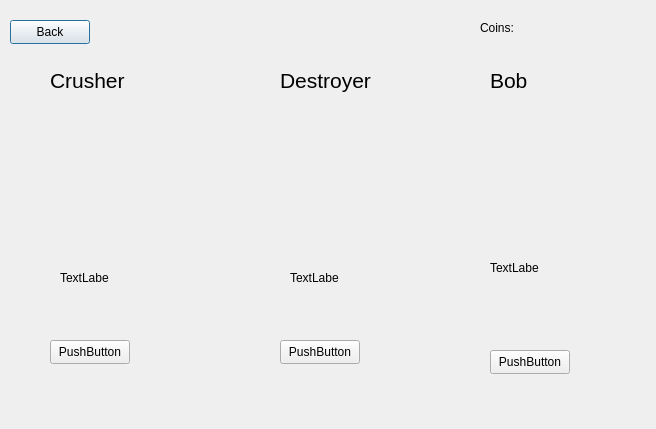
This is itemshopwindow.ui in bobelmasry/GeometryDashQT as Qt 5 draws it before an edit. The edited form follows.
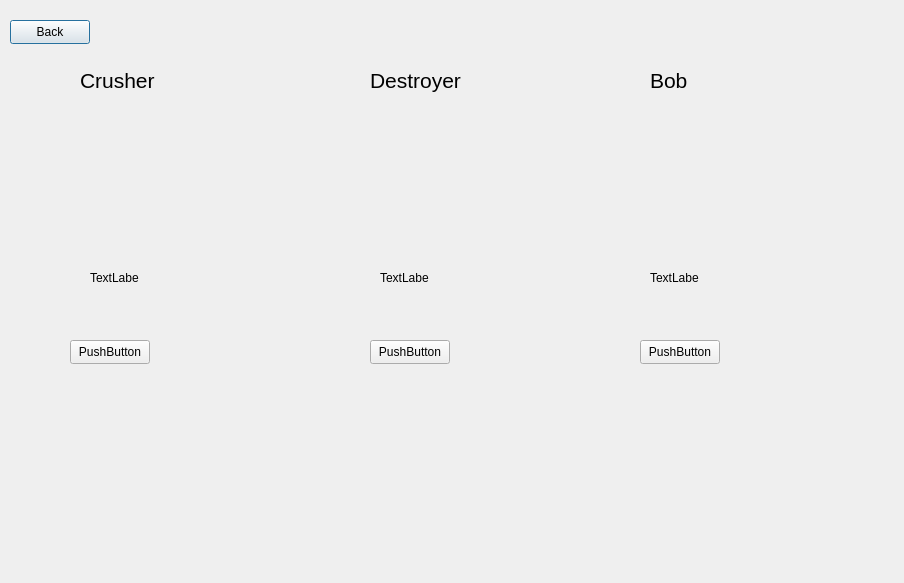
This is the edited form. Icons and pictures are not drawn.

Patch:
```diff
--- a/itemshopwindow.ui
+++ b/itemshopwindow.ui
@@ -6,8 +6,8 @@
    <rect>
     <x>0</x>
     <y>0</y>
-    <width>656</width>
-    <height>429</height>
+    <width>904</width>
+    <height>583</height>
    </rect>
   </property>
   <property name="windowTitle">
@@ -29,46 +29,53 @@
   <widget class="QLabel" name="skin1_image">
    <property name="geometry">
     <rect>
-     <x>48</x>
-     <y>145</y>
-     <width>101</width>
-     <height>81</height>
+     <x>60</x>
+     <y>120</y>
+     <width>131</width>
+     <height>111</height>
     </rect>
    </property>
    <property name="text">
-    <string>&lt;html&gt;&lt;head/&gt;&lt;body&gt;&lt;p&gt;&lt;img src=&quot;:/images/Cube001.png&quot;/&gt;&lt;/p&gt;&lt;/body&gt;&lt;/html&gt;</string>
+    <string>&lt;!DOCTYPE HTML PUBLIC &quot;-//W3C//DTD HTML 4.0//EN&quot; &quot;http://www.w3.org/TR/REC-html40/strict.dtd&quot;&gt;
+&lt;html&gt;&lt;head&gt;&lt;meta name=&quot;qrichtext&quot; content=&quot;1&quot; /&gt;&lt;meta charset=&quot;utf-8&quot; /&gt;&lt;style type=&quot;text/css&quot;&gt;
+p, li { white-space: pre-wrap; }
+hr { height: 1px; border-width: 0; }
+li.unchecked::marker { content: &quot;\2610&quot;; }
+li.checked::marker { content: &quot;\2612&quot;; }
+&lt;/style&gt;&lt;/head&gt;&lt;body style=&quot; font-family:'Segoe UI'; font-size:9pt; font-weight:400; font-style:normal;&quot;&gt;
+&lt;p style=&quot;-qt-paragraph-type:empty; margin-top:0px; margin-bottom:0px; margin-left:0px; margin-right:0px; -qt-block-indent:0; text-indent:0px;&quot;&gt;&lt;br /&gt;&lt;/p&gt;&lt;/body&gt;&lt;/html&gt;</string>
    </property>
   </widget>
   <widget class="QLabel" name="skin2_image">
    <property name="geometry">
     <rect>
-     <x>268</x>
-     <y>135</y>
-     <width>111</width>
-     <height>91</height>
+     <x>360</x>
+     <y>130</y>
+     <width>131</width>
+     <height>101</height>
     </rect>
    </property>
    <property name="text">
-    <string>&lt;html&gt;&lt;head/&gt;&lt;body&gt;&lt;p&gt;&lt;img src=&quot;:/images/Cube002.png&quot;/&gt;&lt;/p&gt;&lt;/body&gt;&lt;/html&gt;</string>
+    <string>&lt;html&gt;&lt;head/&gt;&lt;body&gt;&lt;p&gt;&lt;br/&gt;&lt;/p&gt;&lt;/body&gt;&lt;/html&gt;</string>
    </property>
   </widget>
   <widget class="QLabel" name="skin3_image">
    <property name="geometry">
     <rect>
-     <x>478</x>
-     <y>135</y>
-     <width>111</width>
-     <height>81</height>
+     <x>620</x>
+     <y>140</y>
+     <width>121</width>
+     <height>91</height>
     </rect>
    </property>
    <property name="text">
-    <string>&lt;html&gt;&lt;head/&gt;&lt;body&gt;&lt;p&gt;&lt;img src=&quot;:/images/Cube012.png&quot;/&gt;&lt;/p&gt;&lt;/body&gt;&lt;/html&gt;</string>
+    <string>&lt;html&gt;&lt;head/&gt;&lt;body&gt;&lt;p&gt;&lt;br/&gt;&lt;/p&gt;&lt;/body&gt;&lt;/html&gt;</string>
    </property>
   </widget>
   <widget class="QPushButton" name="skin1_buy_equip">
    <property name="geometry">
     <rect>
-     <x>50</x>
+     <x>70</x>
      <y>340</y>
      <width>80</width>
      <height>24</height>
@@ -81,7 +88,7 @@
   <widget class="QPushButton" name="skin2_buy_equip">
    <property name="geometry">
     <rect>
-     <x>280</x>
+     <x>370</x>
      <y>340</y>
      <width>80</width>
      <height>24</height>
@@ -94,8 +101,8 @@
   <widget class="QPushButton" name="skin3_buy_equip">
    <property name="geometry">
     <rect>
-     <x>490</x>
-     <y>350</y>
+     <x>640</x>
+     <y>340</y>
      <width>80</width>
      <height>24</height>
     </rect>
@@ -107,7 +114,7 @@
   <widget class="QLabel" name="label">
    <property name="geometry">
     <rect>
-     <x>50</x>
+     <x>80</x>
      <y>70</y>
      <width>91</width>
      <height>21</height>
@@ -125,7 +132,7 @@
   <widget class="QLabel" name="label_2">
    <property name="geometry">
     <rect>
-     <x>280</x>
+     <x>370</x>
      <y>60</y>
      <width>101</width>
      <height>41</height>
@@ -143,7 +150,7 @@
   <widget class="QLabel" name="label_3">
    <property name="geometry">
     <rect>
-     <x>490</x>
+     <x>650</x>
      <y>70</y>
      <width>61</width>
      <height>21</height>
@@ -161,7 +168,7 @@
   <widget class="QLabel" name="skin1_price">
    <property name="geometry">
     <rect>
-     <x>60</x>
+     <x>90</x>
      <y>270</y>
      <width>49</width>
      <height>16</height>
@@ -174,7 +181,7 @@
   <widget class="QLabel" name="skin2_price">
    <property name="geometry">
     <rect>
-     <x>290</x>
+     <x>380</x>
      <y>270</y>
      <width>49</width>
      <height>16</height>
@@ -187,8 +194,8 @@
   <widget class="QLabel" name="skin3_price">
    <property name="geometry">
     <rect>
-     <x>490</x>
-     <y>260</y>
+     <x>650</x>
+     <y>270</y>
      <width>49</width>
      <height>16</height>
     </rect>
@@ -210,25 +217,12 @@
     <string/>
    </property>
   </widget>
-  <widget class="QLabel" name="label_4">
-   <property name="geometry">
-    <rect>
-     <x>480</x>
-     <y>20</y>
-     <width>49</width>
-     <height>16</height>
-    </rect>
-   </property>
-   <property name="text">
-    <string>Coins:</string>
-   </property>
-  </widget>
   <widget class="QLabel" name="coinLabel">
    <property name="geometry">
     <rect>
-     <x>540</x>
+     <x>750</x>
      <y>20</y>
-     <width>49</width>
+     <width>111</width>
      <height>16</height>
     </rect>
    </property>
```
Left out of the diff: 15 changed lines with no effect on the pictures.
